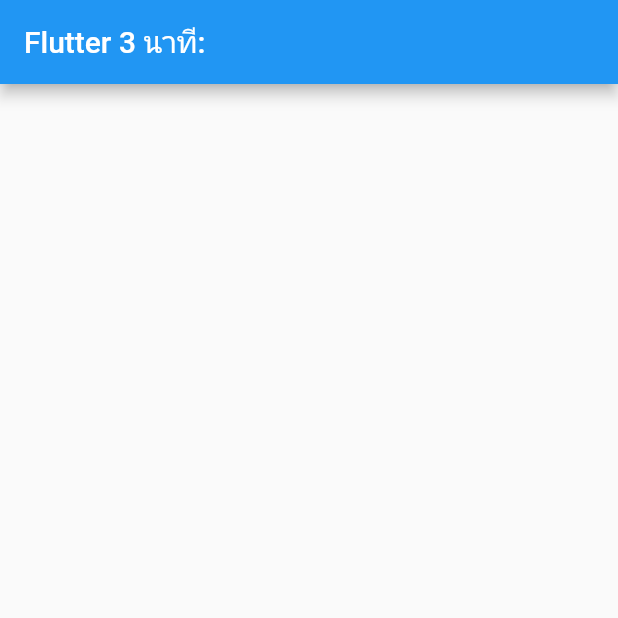
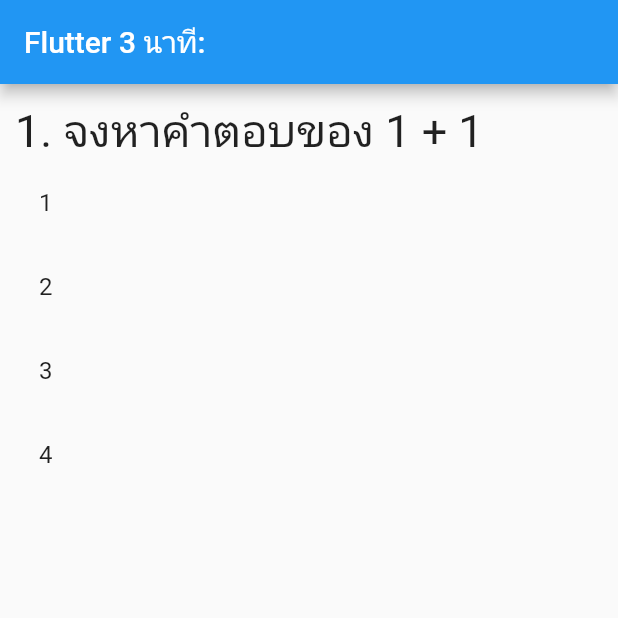
Before and after one commit to teerasej/nextflow_widget_radio_choice, a Flutter app: the screen it shows after launch, on a phone screen of 412 x 824 dp, the top half of it. Run offline on Flutter 3.47's test engine with Material 2 defaults, Android fonts, the phone set to English and light mode, and no system bars.

```diff
--- a/lib/main.dart
+++ b/lib/main.dart
@@ -34,6 +34,27 @@ class _MyHomePageState extends State<MyHomePage> {
         appBar: AppBar(
           title: Text(widget.title),
         ),
-        body: Container());
+        body: Padding(
+          padding: EdgeInsets.all(10),
+          child: Column(
+            crossAxisAlignment: CrossAxisAlignment.start,
+            children: [
+              Text(
+                '1. จงหาคำตอบของ 1 + 1',
+                style: TextStyle(fontSize: 30),
+              ),
+              Expanded(
+                child: ListView(
+                  children: [
+                    ListTile(title: Text('1')),
+                    ListTile(title: Text('2')),
+                    ListTile(title: Text('3')),
+                    ListTile(title: Text('4'))
+                  ],
+                ),
+              )
+            ],
+          ),
+        ));
   }
 }
```
